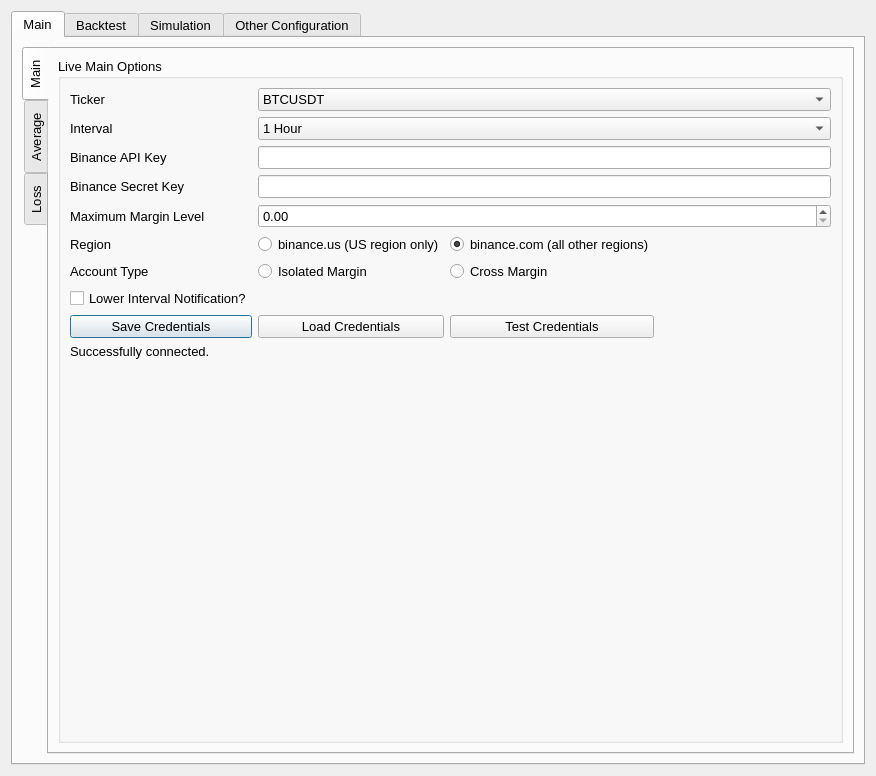
First picture: the form in UI/configuration.ui, repository ZENALC/algobot, before the edit.
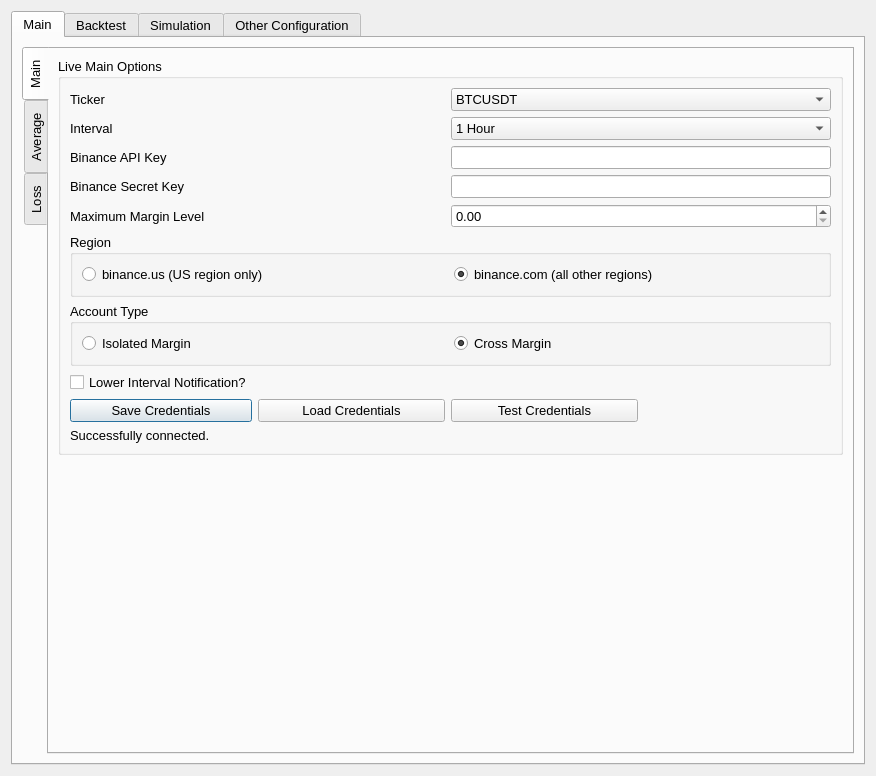
Second picture: the form after the edit. The open tabs and pages were chosen to show the change.

Patch:
```diff
--- a/UI/configuration.ui
+++ b/UI/configuration.ui
@@ -86,6 +86,110 @@
               <string>Live Main Options</string>
              </property>
              <layout class="QGridLayout" name="gridLayout_13">
+              <item row="5" column="0" colspan="4">
+               <widget class="QGroupBox" name="groupBox_5">
+                <property name="title">
+                 <string>Region</string>
+                </property>
+                <layout class="QHBoxLayout" name="horizontalLayout_3">
+                 <item>
+                  <widget class="QRadioButton" name="usRegionRadio">
+                   <property name="text">
+                    <string>binance.us (US region only)</string>
+                   </property>
+                  </widget>
+                 </item>
+                 <item>
+                  <widget class="QRadioButton" name="otherRegionRadio">
+                   <property name="text">
+                    <string>binance.com (all other regions)</string>
+                   </property>
+                   <property name="checked">
+                    <bool>true</bool>
+                   </property>
+                  </widget>
+                 </item>
+                </layout>
+               </widget>
+              </item>
+              <item row="6" column="0" colspan="4">
+               <widget class="QGroupBox" name="groupBox_4">
+                <property name="title">
+                 <string>Account Type</string>
+                </property>
+                <layout class="QHBoxLayout" name="horizontalLayout_2">
+                 <item>
+                  <widget class="QRadioButton" name="isolatedMarginAccountRadio">
+                   <property name="text">
+                    <string>Isolated Margin</string>
+                   </property>
+                  </widget>
+                 </item>
+                 <item>
+                  <widget class="QRadioButton" name="crossMarginAccountRadio">
+                   <property name="text">
+                    <string>Cross Margin</string>
+                   </property>
+                   <property name="checked">
+                    <bool>true</bool>
+                   </property>
+                  </widget>
+                 </item>
+                </layout>
+               </widget>
+              </item>
+              <item row="0" column="0">
+               <widget class="QLabel" name="tickerLabel">
+                <property name="sizePolicy">
+                 <sizepolicy hsizetype="Fixed" vsizetype="Preferred">
+                  <horstretch>0</horstretch>
+                  <verstretch>0</verstretch>
+                 </sizepolicy>
+                </property>
+                <property name="text">
+                 <string>Ticker</string>
+                </property>
+               </widget>
+              </item>
+              <item row="2" column="2" colspan="2">
+               <widget class="QLineEdit" name="binanceApiKey">
+                <property name="echoMode">
+                 <enum>QLineEdit::PasswordEchoOnEdit</enum>
+                </property>
+               </widget>
+              </item>
+              <item row="3" column="0" colspan="2">
+               <widget class="QLabel" name="binanceSecretKeyLabel">
+                <property name="text">
+                 <string>Binance Secret Key</string>
+                </property>
+               </widget>
+              </item>
+              <item row="4" column="2" colspan="2">
+               <widget class="QDoubleSpinBox" name="doubleSpinBox">
+                <property name="sizePolicy">
+                 <sizepolicy hsizetype="Preferred" vsizetype="Fixed">
+                  <horstretch>0</horstretch>
+                  <verstretch>0</verstretch>
+                 </sizepolicy>
+                </property>
+               </widget>
+              </item>
+              <item row="0" column="2" colspan="2">
+               <widget class="QComboBox" name="tickerComboBox">
+                <property name="sizePolicy">
+                 <sizepolicy hsizetype="Preferred" vsizetype="Fixed">
+                  <horstretch>0</horstretch>
+                  <verstretch>0</verstretch>
+                 </sizepolicy>
+                </property>
+                <item>
+                 <property name="text">
+                  <string>BTCUSDT</string>
+                 </property>
+                </item>
+               </widget>
+              </item>
               <item row="1" column="0">
                <widget class="QLabel" name="intervalLabel">
                 <property name="sizePolicy">
@@ -99,7 +203,7 @@
                 </property>
                </widget>
               </item>
-              <item row="1" column="1" colspan="3">
+              <item row="1" column="2" colspan="2">
                <widget class="QComboBox" name="intervalComboBox">
                 <property name="currentText">
                  <string>1 Hour</string>
@@ -171,124 +275,28 @@
                 </item>
                </widget>
               </item>
-              <item row="2" column="0">
+              <item row="2" column="0" colspan="2">
                <widget class="QLabel" name="binanceApiKeyLabel">
                 <property name="text">
                  <string>Binance API Key</string>
                 </property>
                </widget>
               </item>
-              <item row="4" column="0">
+              <item row="3" column="2" colspan="2">
+               <widget class="QLineEdit" name="binanceApiSecret">
+                <property name="echoMode">
+                 <enum>QLineEdit::PasswordEchoOnEdit</enum>
+                </property>
+               </widget>
+              </item>
+              <item row="4" column="0" colspan="2">
                <widget class="QLabel" name="maximumMarginLabel">
                 <property name="text">
                  <string>Maximum Margin Level</string>
                 </property>
                </widget>
               </item>
-              <item row="5" column="0">
-               <widget class="QLabel" name="regionLabel">
-                <property name="text">
-                 <string>Region</string>
-                </property>
-               </widget>
-              </item>
-              <item row="3" column="1" colspan="3">
-               <widget class="QLineEdit" name="binanceApiSecret">
-                <property name="echoMode">
-                 <enum>QLineEdit::PasswordEchoOnEdit</enum>
-                </property>
-               </widget>
-              </item>
-              <item row="5" column="2">
-               <widget class="QRadioButton" name="otherRegionRadio">
-                <property name="text">
-                 <string>binance.com (all other regions)</string>
-                </property>
-                <property name="checked">
-                 <bool>true</bool>
-                </property>
-               </widget>
-              </item>
-              <item row="3" column="0">
-               <widget class="QLabel" name="binanceSecretKeyLabel">
-                <property name="text">
-                 <string>Binance Secret Key</string>
-                </property>
-               </widget>
-              </item>
-              <item row="0" column="1" colspan="3">
-               <widget class="QComboBox" name="tickerComboBox">
-                <property name="sizePolicy">
-                 <sizepolicy hsizetype="Preferred" vsizetype="Fixed">
-                  <horstretch>0</horstretch>
-                  <verstretch>0</verstretch>
-                 </sizepolicy>
-                </property>
-                <item>
-                 <property name="text">
-                  <string>BTCUSDT</string>
-                 </property>
-                </item>
-               </widget>
-              </item>
-              <item row="10" column="1">
-               <spacer name="verticalSpacer_6">
-                <property name="orientation">
-                 <enum>Qt::Vertical</enum>
-                </property>
-                <property name="sizeHint" stdset="0">
-                 <size>
-                  <width>20</width>
-                  <height>40</height>
-                 </size>
-                </property>
-               </spacer>
-              </item>
-              <item row="0" column="0">
-               <widget class="QLabel" name="tickerLabel">
-                <property name="sizePolicy">
-                 <sizepolicy hsizetype="Fixed" vsizetype="Preferred">
-                  <horstretch>0</horstretch>
-                  <verstretch>0</verstretch>
-                 </sizepolicy>
-                </property>
-                <property name="text">
-                 <string>Ticker</string>
-                </property>
-               </widget>
-              </item>
-              <item row="2" column="1" colspan="3">
-               <widget class="QLineEdit" name="binanceApiKey">
-                <property name="echoMode">
-                 <enum>QLineEdit::PasswordEchoOnEdit</enum>
-                </property>
-               </widget>
-              </item>
-              <item row="9" column="0" colspan="4">
-               <widget class="QLabel" name="credentialResult">
-                <property name="text">
-                 <string>Successfully connected.</string>
-                </property>
-               </widget>
-              </item>
-              <item row="4" column="1" colspan="3">
-               <widget class="QDoubleSpinBox" name="doubleSpinBox">
-                <property name="sizePolicy">
-                 <sizepolicy hsizetype="Preferred" vsizetype="Fixed">
-                  <horstretch>0</horstretch>
-                  <verstretch>0</verstretch>
-                 </sizepolicy>
-                </property>
-               </widget>
-              </item>
-              <item row="5" column="1">
-               <widget class="QRadioButton" name="usRegionRadio">
-                <property name="text">
-                 <string>binance.us (US region only)</string>
-                </property>
-               </widget>
-              </item>
-              <item row="8" column="0">
+              <item row="9" column="0">
                <widget class="QPushButton" name="saveCredentialsButton">
                 <property name="sizePolicy">
                  <sizepolicy hsizetype="Minimum" vsizetype="Fixed">
@@ -301,51 +309,50 @@
                 </property>
                </widget>
               </item>
-              <item row="8" column="1">
+              <item row="8" column="0">
+               <widget class="QCheckBox" name="lowerIntervalCheck">
+                <property name="text">
+                 <string>Lower Interval Notification?</string>
+                </property>
+               </widget>
+              </item>
+              <item row="9" column="1">
                <widget class="QPushButton" name="loadCredentialsButton">
                 <property name="text">
                  <string>Load Credentials</string>
                 </property>
                </widget>
               </item>
-              <item row="8" column="2">
+              <item row="9" column="2">
                <widget class="QPushButton" name="testCredentialsButton">
                 <property name="text">
                  <string>Test Credentials</string>
                 </property>
                </widget>
               </item>
-              <item row="6" column="2">
-               <widget class="QRadioButton" name="crossMarginAccountRadio">
+              <item row="10" column="0" colspan="4">
+               <widget class="QLabel" name="credentialResult">
                 <property name="text">
-                 <string>Cross Margin</string>
-                </property>
-               </widget>
-              </item>
-              <item row="6" column="0">
-               <widget class="QLabel" name="accountTypeLabel">
-                <property name="text">
-                 <string>Account Type</string>
-                </property>
-               </widget>
-              </item>
-              <item row="6" column="1">
-               <widget class="QRadioButton" name="isolatedMarginAccountRadio">
-                <property name="text">
-                 <string>Isolated Margin</string>
-                </property>
-               </widget>
-              </item>
-              <item row="7" column="0">
-               <widget class="QCheckBox" name="lowerIntervalCheck">
-                <property name="text">
-                 <string>Lower Interval Notification?</string>
+                 <string>Successfully connected.</string>
                 </property>
                </widget>
               </item>
              </layout>
             </widget>
            </item>
+           <item row="1" column="0">
+            <spacer name="verticalSpacer_6">
+             <property name="orientation">
+              <enum>Qt::Vertical</enum>
+             </property>
+             <property name="sizeHint" stdset="0">
+              <size>
+               <width>20</width>
+               <height>40</height>
+              </size>
+             </property>
+            </spacer>
+           </item>
           </layout>
          </widget>
          <widget class="QWidget" name="mainAverageTab">
```
Left out of the diff: 2 changed lines with no effect on the pictures.
